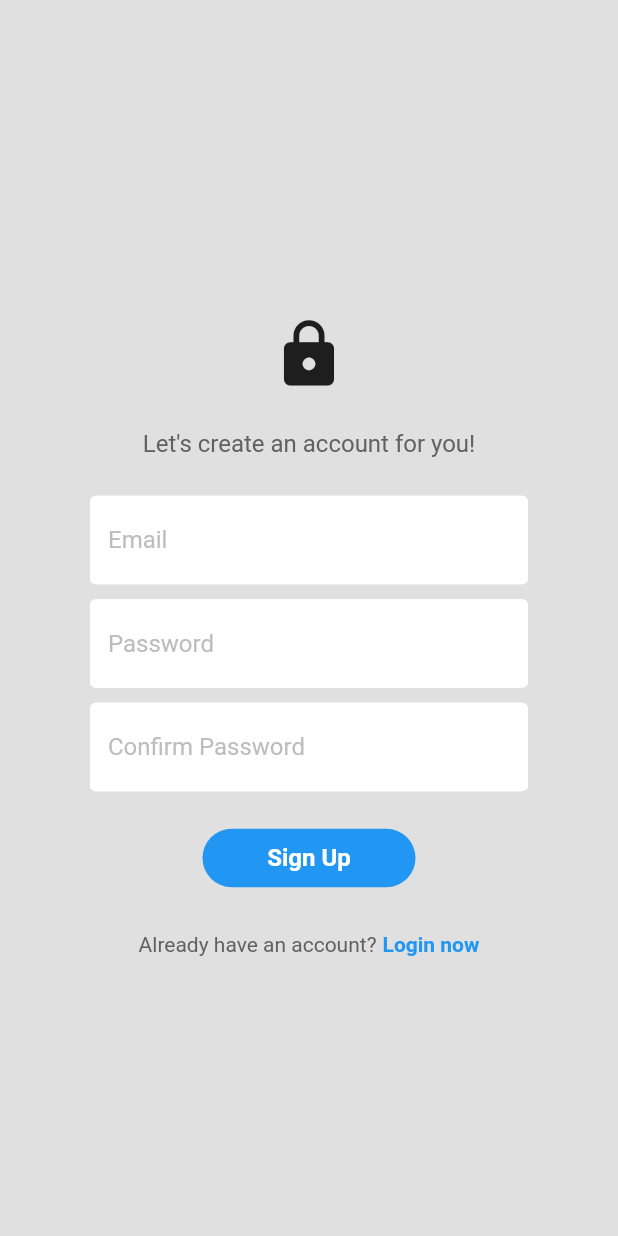
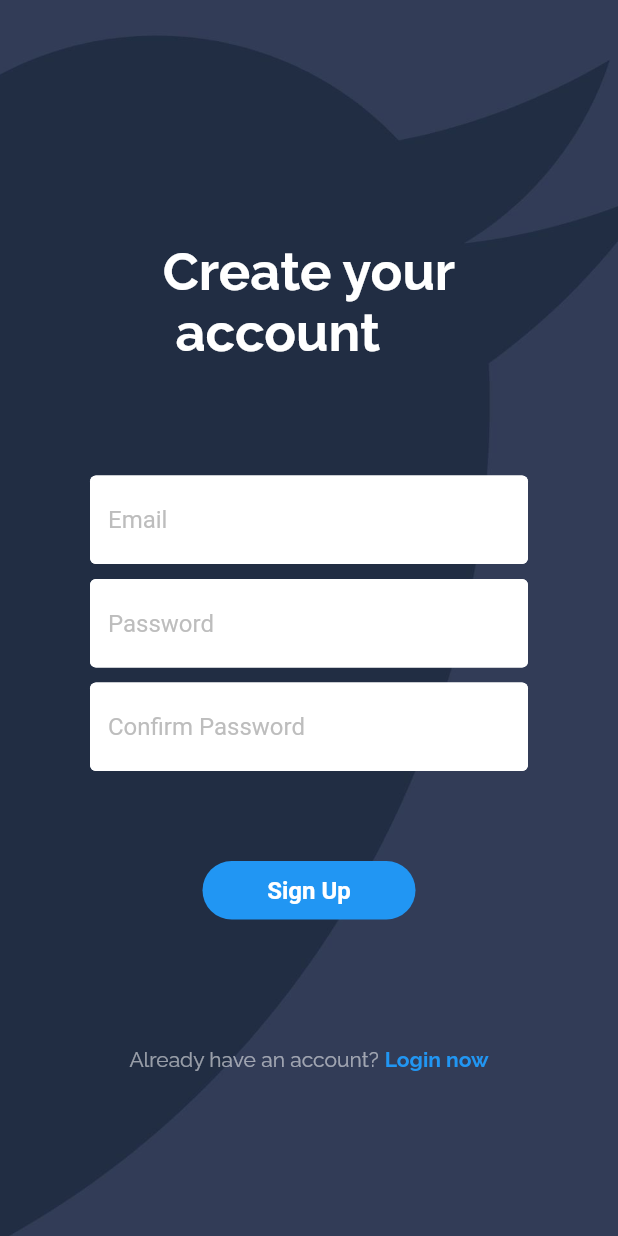
Before and after one commit to HareezIshraf5/tweets-sentiment-score-app, a Flutter app: the RegisterPage screen opened directly with empty values, on a phone screen of 412 x 824 dp. Run offline on Flutter 3.47's test engine with Material 2 defaults, Android fonts, the phone set to English and light mode, and no system bars; our stand-ins replace cloud_firestore, firebase_auth, firebase_core, google_fonts; accounts and stored records are empty.

Commit message:
Update register_page.dart

```diff
--- a/lib/register_page.dart
+++ b/lib/register_page.dart
@@ -1,5 +1,6 @@
 import 'package:firebase_auth/firebase_auth.dart';
 import 'package:flutter/material.dart';
+import 'package:google_fonts/google_fonts.dart';
 import 'components/my_button.dart';
 import 'components/my_textfield.dart';
 //import 'components/square_tile.dart';
@@ -58,13 +59,23 @@
       context: context,
       builder: (context) {
        return AlertDialog(
-          backgroundColor: Colors.deepPurple,
-          title: Center(
+          shape: RoundedRectangleBorder(
+            borderRadius: BorderRadius.circular(16.0)
+          ),
+          backgroundColor: Colors.white70,
+          title: const Center(
             child: Text(
-              message,
-              style: const TextStyle(color: Colors.white),
+              'Error',
+              style: TextStyle(color: Colors.black),
             ),
           ),
+          content:Row(
+            mainAxisAlignment: MainAxisAlignment.center,
+            crossAxisAlignment: CrossAxisAlignment.center,
+            children : [
+              Text(message),
+            ]
+          ) ,
         );
       },
     );
@@ -72,34 +83,33 @@
 
   @override
   Widget build(BuildContext context) {
-    return Scaffold(
-      backgroundColor: Colors.grey[300],
+    return Container(
+      constraints: const BoxConstraints.expand(),
+      decoration: const BoxDecoration(
+          image: DecorationImage(
+              image: AssetImage("images/Background.jpg"), fit: BoxFit.cover)),
+
+      child: Scaffold(
+        backgroundColor: Colors.transparent,
         body: SafeArea(
           child: Center(
             child: SingleChildScrollView(
               child: Column(
                 mainAxisAlignment: MainAxisAlignment.center,
                 children: [
-                const SizedBox(height: 25),
+                  const SizedBox(height: 50),
 
                   // logo
-                const Icon(
-                  Icons.lock,
-                  size: 50,
-                ),
-
-                const SizedBox(height: 25),
-
-                // let's create an account for you
                    Text(
-                  'Let\'s create an account for you!',
-                  style: TextStyle(
-                    color: Colors.grey[700],
-                    fontSize: 16,
+                    'Create your\n account',
+                    style: GoogleFonts.raleway(
+                      fontWeight: FontWeight.bold,
+                      color: Colors.white,
+                      fontSize: 35,
                     ),
                   ),
+                  const SizedBox(height: 75),
 
-                const SizedBox(height: 25),
 
                   // email textfield
                   MyTextField(
@@ -126,7 +136,7 @@
                     obscureText: true,
                   ),
 
-                const SizedBox(height: 25),
+                  const SizedBox(height: 60),
 
                   // sign in button
                   MyButton(
@@ -134,7 +144,7 @@
                     onTap: signUserUp,
                   ),
 
-                const SizedBox(height: 30),
+                  const SizedBox(height: 85),
 
                   // or continue with
                   // Padding(
@@ -188,14 +198,14 @@
                     children: [
                       Text(
                         'Already have an account?',
-                      style: TextStyle(color: Colors.grey[700]),
+                        style: GoogleFonts.raleway(color: Colors.white54),
                       ),
                       const SizedBox(width: 4),
                       GestureDetector(
                         onTap: widget.onTap,
-                      child: const Text(
+                        child: Text(
                           'Login now',
-                        style: TextStyle(
+                          style: GoogleFonts.raleway(
                             color: Colors.blue,
                             fontWeight: FontWeight.bold,
                           ),
@@ -208,6 +218,7 @@
             ),
           ),
         ),
+      ),
     );
   }
 }
```
Lines whose indentation alone changed are shown as unchanged.
